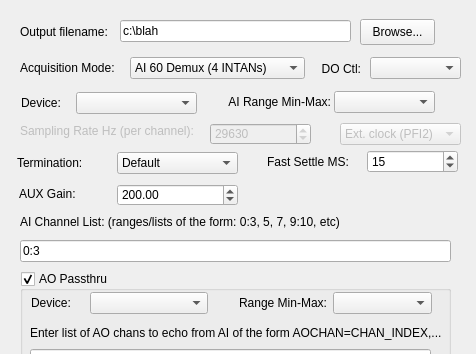
First picture: the form in ConfigureDialog.ui, repository acorver/SpikeGL, before the edit; both pictures show x 0 to 476 and y 0 to 354 of the 476 by 623 pixel window.
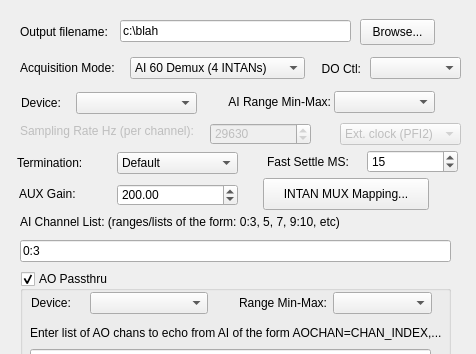
Second picture: the form after the edit. Icons and pictures are not drawn.

Commit message: Initial chan mapping ui additions

```diff
--- a/ConfigureDialog.ui
+++ b/ConfigureDialog.ui
@@ -688,6 +688,19 @@
     <double>200.000000000000000</double>
    </property>
   </widget>
+  <widget class="QPushButton" name="muxMapBut">
+   <property name="geometry">
+    <rect>
+     <x>263</x>
+     <y>178</y>
+     <width>166</width>
+     <height>32</height>
+    </rect>
+   </property>
+   <property name="text">
+    <string>INTAN MUX Mapping...</string>
+   </property>
+  </widget>
  </widget>
  <includes/>
  <resources/>
```
Left out of the diff: 372 changed lines with no effect on the pictures. The commit also changes 14 other files.
